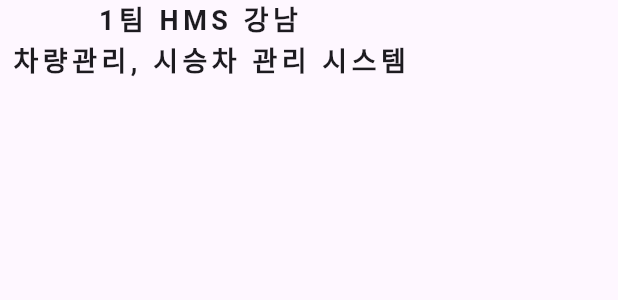
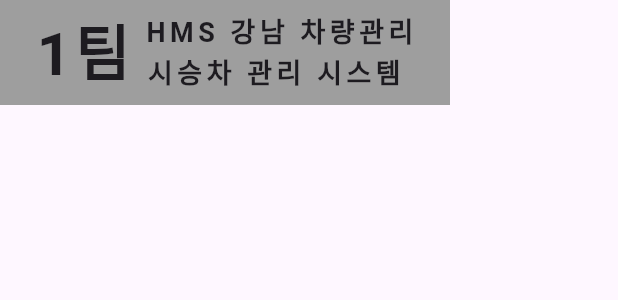
Before and after one commit to hokkihiroo/husky-team, a Flutter app: the CarManagementSystem widget shown alone on an empty page, opened directly, on a phone screen of 412 x 824 dp. Shown: the top 300 px of the screen. Run offline on Flutter 3.47's test engine with Material 3 defaults, Android fonts, the phone set to English and light mode, and no system bars; our stand-ins replace cloud_firestore, firebase_auth, firebase_core; accounts and stored records are empty; network calls fail.

Commit message:
12/4/afternoon

```diff
--- a/lib/car_management_system/car_mainview.dart
+++ b/lib/car_management_system/car_mainview.dart
@@ -15,10 +15,23 @@ class CarManagementSystem extends StatelessWidget {
             );
           },
           child: Container(
-            child: Column(
+            width: 300.0,
+            height: 70.0,
+            color: Colors.grey,
+            child: Row(
+              mainAxisAlignment: MainAxisAlignment.center,
+              children: [
+                Text('1팀',
+                style: TextStyle(
+                  fontSize: 40,
+                  fontWeight: FontWeight.bold,
+                  letterSpacing: 3.0,
+                ),),
+                Column(
+                  mainAxisAlignment: MainAxisAlignment.center,
                   children: [
                     Text(
-                  '1팀 HMS 강남 ',
+                      ' HMS 강남 차량관리',
                       style: TextStyle(
                         letterSpacing: 3.0,
                         fontSize: 18,
@@ -26,12 +39,14 @@ class CarManagementSystem extends StatelessWidget {
                       ),
                     ),
                     Text(
-                  ' 차량관리, 시승차 관리 시스템',
+                      '시승차 관리 시스템',
                       style: TextStyle(
                         letterSpacing: 3.0,
                         fontSize: 18,
                         fontWeight: FontWeight.bold,
                       ),
+                    ),
+                  ],
                 ),
               ],
             ),
```
Lines whose indentation alone changed are shown as unchanged.
